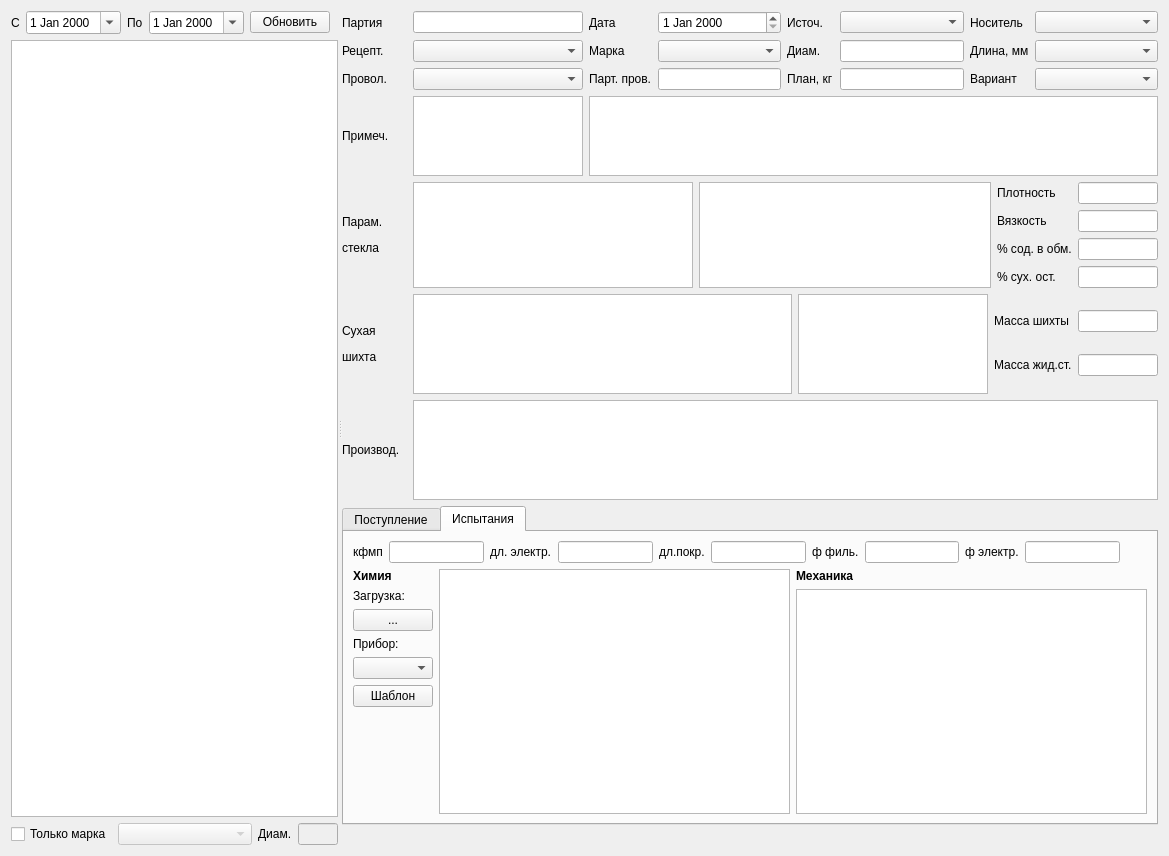
First picture: the form in formpart/formpart.ui, repository Sergeyego/el_prod, before the edit.
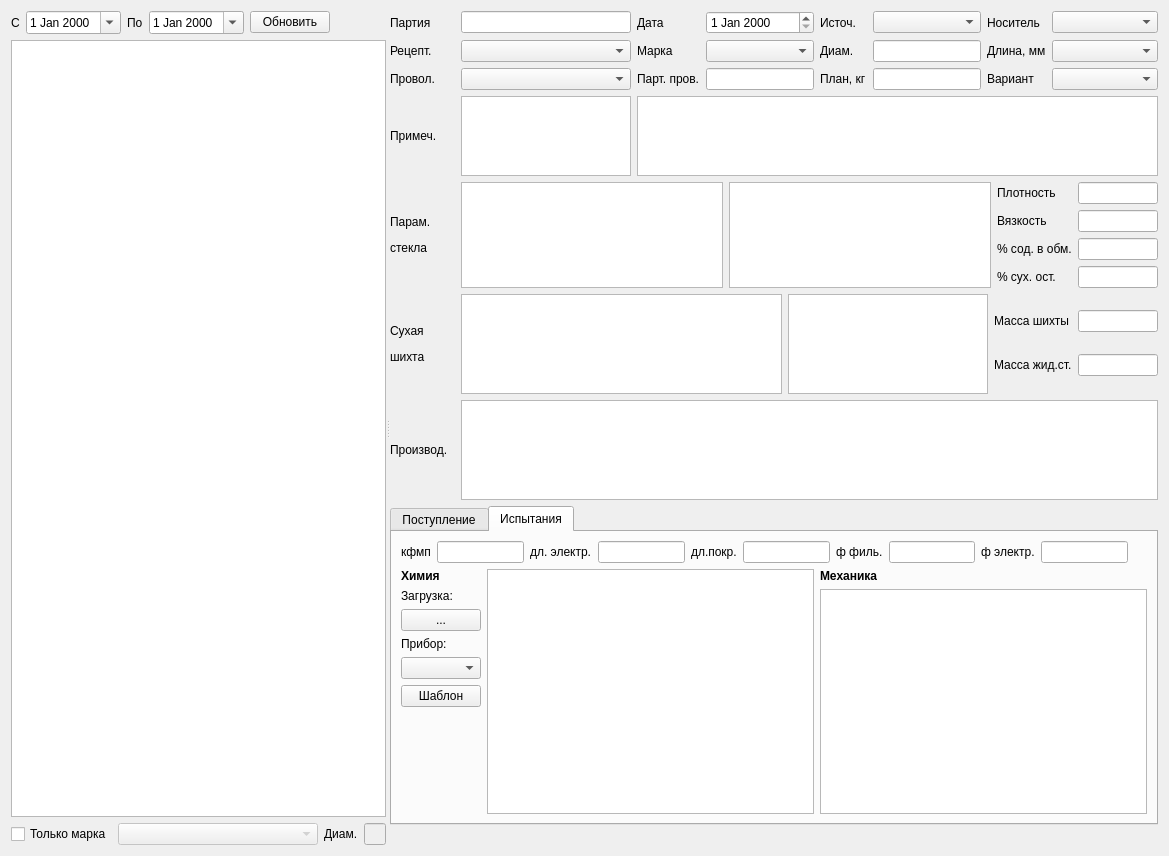
Second picture: the form after the edit. Custom widgets are drawn as their Qt base class.

The edit to the form file:
```diff
--- a/formpart/formpart.ui
+++ b/formpart/formpart.ui
@@ -96,6 +96,12 @@
            <property name="enabled">
             <bool>false</bool>
            </property>
+           <property name="minimumSize">
+            <size>
+             <width>200</width>
+             <height>0</height>
+            </size>
+           </property>
           </widget>
          </item>
          <item>
@@ -124,6 +130,19 @@
            </property>
           </widget>
          </item>
+         <item>
+          <spacer name="horizontalSpacer_4">
+           <property name="orientation">
+            <enum>Qt::Horizontal</enum>
+           </property>
+           <property name="sizeHint" stdset="0">
+            <size>
+             <width>40</width>
+             <height>20</height>
+            </size>
+           </property>
+          </spacer>
+         </item>
         </layout>
        </item>
       </layout>
@@ -560,7 +579,7 @@
           <widget class="RestTableView" name="tableViewDozDef">
            <property name="maximumSize">
             <size>
-             <width>190</width>
+             <width>200</width>
              <height>100</height>
             </size>
            </property>
```
